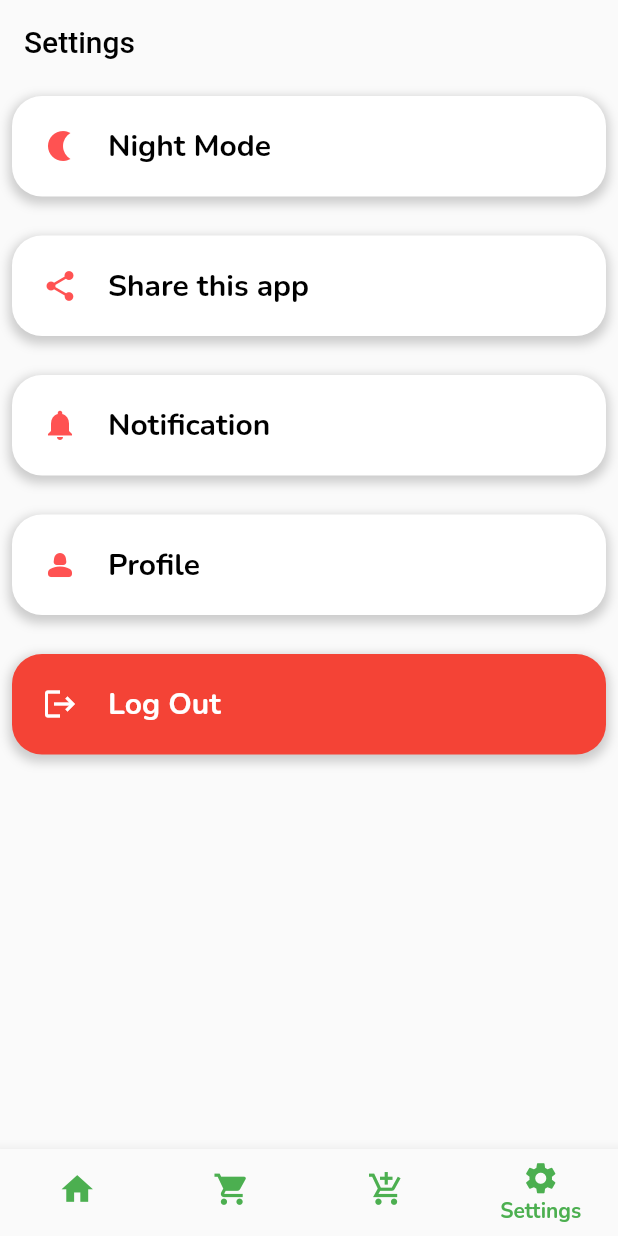
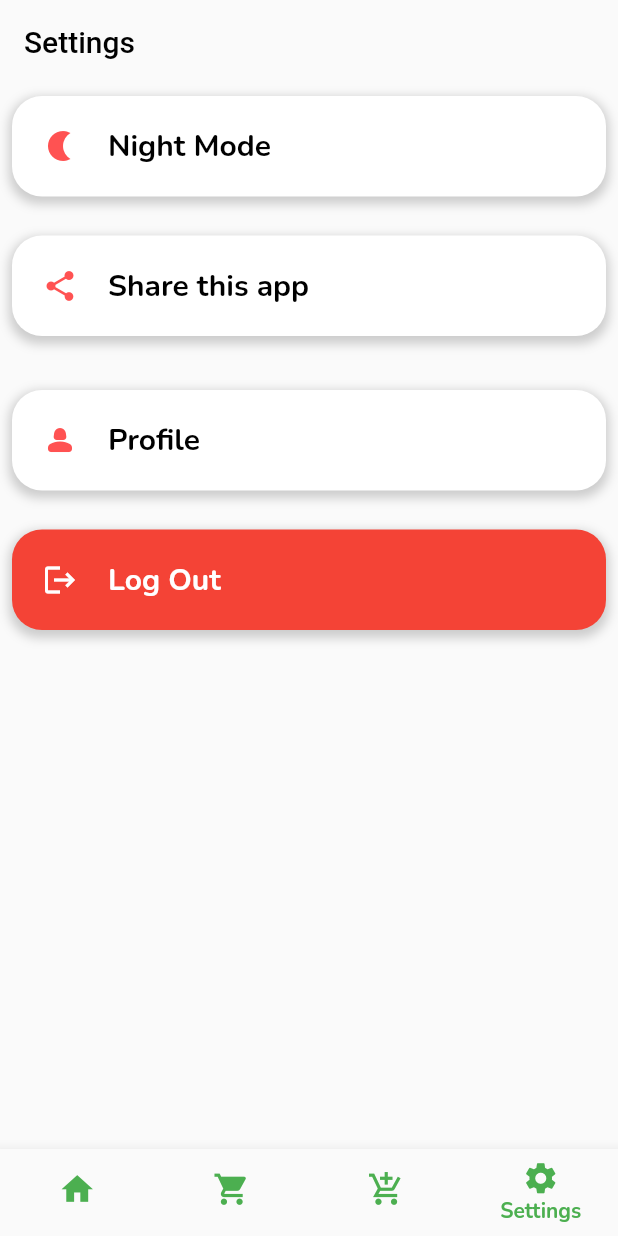
Before and after one commit to darsini-k22/techaway, a Flutter app: the screen it shows once a user with an empty profile is signed in, item 4 of the bottom bar chosen, on a phone screen of 412 x 824 dp. Run offline on Flutter 3.47's test engine with Material 2 defaults, Android fonts, the phone set to English and light mode, and no system bars; our stand-ins replace cloud_firestore, firebase_auth, firebase_core, flutter_native_splash; accounts and stored records are empty; statements that could not run were skipped.

Commit message:
mad minor changes

```diff
--- a/lib/components/settingsPage/SettingsPage.dart
+++ b/lib/components/settingsPage/SettingsPage.dart
@@ -133,42 +133,42 @@ class _SettingsPageState extends State<SettingsPage> {
           SizedBox(
             height: 10,
           ),
-          Padding(
-            padding: const EdgeInsets.all(8.0),
-            child: GestureDetector(
-                onTap: () {},
-                child: Container(
-                    decoration: BoxDecoration(
-                      color: Colors.white,
-                      borderRadius: BorderRadius.circular(20),
-                      boxShadow: [
-                        BoxShadow(
-                          color: Colors.grey.withOpacity(0.5),
-                          spreadRadius: 2,
-                          blurRadius: 5,
-                          offset: Offset(0, 3),
-                        ),
-                      ],
-                    ),
-                    child: Container(
-                      child: Padding(
-                        padding: const EdgeInsets.all(20.0),
-                        child: Row(children: [
-                          Icon(
-                            Icons.notifications,
-                            color: Colors.redAccent,
-                          ),
-                          SizedBox(
-                            width: 20,
-                          ),
-                          Text(
-                            "Notification",style:TextStyle(color:themeProvider.isDarkMode?Colors.black:Colors.black,fontSize: 20,fontWeight: FontWeight.w700)
-
-                          )
-                        ]),
-                      ),
-                    ))),
-          ),
+          // Padding(
+          //   padding: const EdgeInsets.all(8.0),
+          //   child: GestureDetector(
+          //       onTap: () {},
+          //       child: Container(
+          //           decoration: BoxDecoration(
+          //             color: Colors.white,
+          //             borderRadius: BorderRadius.circular(20),
+          //             boxShadow: [
+          //               BoxShadow(
+          //                 color: Colors.grey.withOpacity(0.5),
+          //                 spreadRadius: 2,
+          //                 blurRadius: 5,
+          //                 offset: Offset(0, 3),
+          //               ),
+          //             ],
+          //           ),
+          //           child: Container(
+          //             child: Padding(
+          //               padding: const EdgeInsets.all(20.0),
+          //               child: Row(children: [
+          //                 Icon(
+          //                   Icons.notifications,
+          //                   color: Colors.redAccent,
+          //                 ),
+          //                 SizedBox(
+          //                   width: 20,
+          //                 ),
+          //                 Text(
+          //                   "Notification",style:TextStyle(color:themeProvider.isDarkMode?Colors.black:Colors.black,fontSize: 20,fontWeight: FontWeight.w700)
+          //
+          //                 )
+          //               ]),
+          //             ),
+          //           ))),
+          // ),
           SizedBox(
             height: 10,
           ),
```
